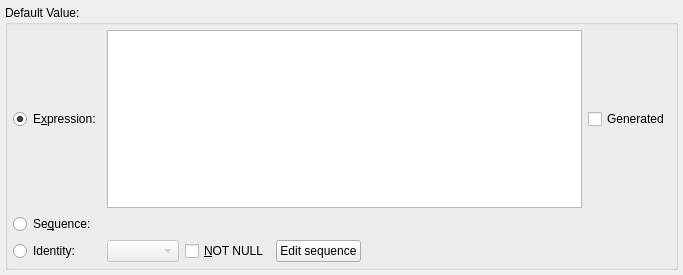
Old version of the form libs/libgui/ui/dbobjects/columnwidget.ui in the repository pgmodeler/pgmodeler.
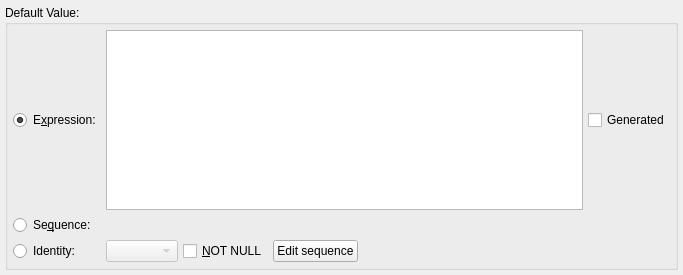
New version of the form. Icons and pictures are not drawn.

Commit message: Adjusted the layout spacing/margins in ui/dbobjects/*

Diff of the .ui file:
```diff
--- a/libs/libgui/ui/dbobjects/columnwidget.ui
+++ b/libs/libgui/ui/dbobjects/columnwidget.ui
@@ -24,7 +24,7 @@
     <number>5</number>
    </property>
    <property name="spacing">
-    <number>10</number>
+    <number>5</number>
    </property>
    <item row="0" column="0">
     <widget class="QGroupBox" name="default_value_grp">
@@ -44,6 +44,9 @@
       <property name="bottomMargin">
        <number>5</number>
       </property>
+      <property name="spacing">
+       <number>5</number>
+      </property>
       <item row="0" column="0">
        <widget class="QRadioButton" name="expression_rb">
         <property name="text">
@@ -56,6 +59,9 @@
       </item>
       <item row="0" column="1" colspan="4">
        <layout class="QHBoxLayout" name="horizontalLayout">
+        <property name="spacing">
+         <number>5</number>
+        </property>
         <item>
          <widget class="QPlainTextEdit" name="def_value_txt">
           <property name="sizePolicy">
```
The commit also changes 53 other files.
